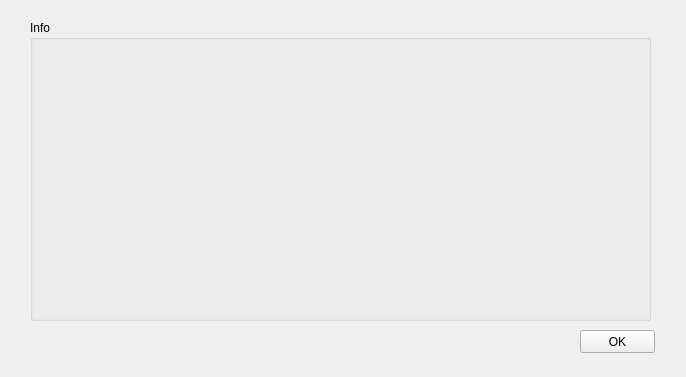
Above: ui/Import.ui from Team-544/dbas-lte before the change. Below: the same form after it.
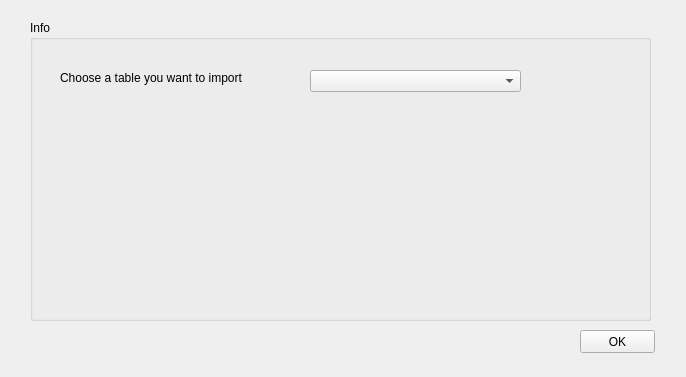
That is the form after the change. The open tabs and pages were chosen to show the change.

```diff
--- a/ui/Import.ui
+++ b/ui/Import.ui
@@ -199,6 +199,29 @@
      <property name="title">
       <string>Info</string>
      </property>
+     <widget class="QComboBox" name="comboBox">
+      <property name="geometry">
+       <rect>
+        <x>280</x>
+        <y>50</y>
+        <width>211</width>
+        <height>22</height>
+       </rect>
+      </property>
+     </widget>
+     <widget class="QLabel" name="label_3">
+      <property name="geometry">
+       <rect>
+        <x>30</x>
+        <y>50</y>
+        <width>211</width>
+        <height>16</height>
+       </rect>
+      </property>
+      <property name="text">
+       <string>Choose a table you want to import</string>
+      </property>
+     </widget>
     </widget>
     <widget class="QPushButton" name="pushButton_3">
      <property name="geometry">
```
Left out of the diff: 2 changed lines with no effect on the pictures.
